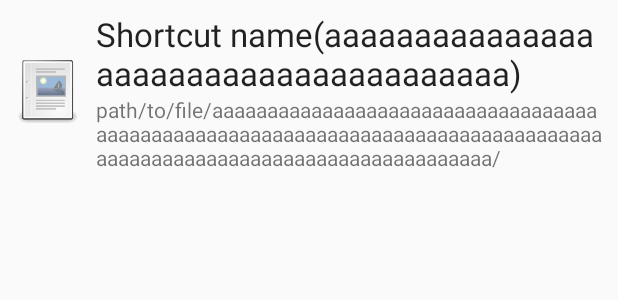
After one commit to 75py/FileShortcut, an Android app: the layout item_created_shortcut.xml on its own in the app's theme, with its tools: preview values and no code run, on a phone screen of 412 x 824 dp. The commit adds this screen. Shown: the top 300 px of the screen. Run offline under Robolectric (Android 15) with nearby library versions, the phone set to English and light mode, and no system bars.

Commit message:
Add a feature to edit created shortcuts (for Oreo) refs #1

```diff
--- a/app/src/main/AndroidManifest.xml
+++ b/app/src/main/AndroidManifest.xml
@@ -57,6 +57,10 @@
         </activity>
 
         <activity
+            android:name=".CreatedShortcutListActivity"
+            android:label="@string/action_edit" />
+
+        <activity
             android:name=".LicenseActivity"
             android:label="@string/open_source_license" />
     </application>
--- a/app/src/main/java/com/nagopy/android/fileshortcut/App.kt
+++ b/app/src/main/java/com/nagopy/android/fileshortcut/App.kt
@@ -20,6 +20,8 @@ import android.app.Application
 import android.content.Context
 import android.content.Intent
 import android.content.pm.PackageManager
+import android.content.pm.ShortcutManager
+import android.os.Build
 import android.widget.Toast
 import com.github.salomonbrys.kodein.Kodein
 import com.github.salomonbrys.kodein.KodeinAware
@@ -52,6 +54,9 @@ class App : Application(), KodeinAware {
             bind<ContentHelper>() with singleton { ContentHelper(this@App, this@App.contentResolver) }
             bind<ShortcutCreator>() with singleton { ShortcutCreator() }
             bind<PackageManager>() with singleton { this@App.packageManager }
+            if (Build.VERSION.SDK_INT >= Build.VERSION_CODES.O) {
+                bind<ShortcutManager>() with singleton { getSystemService(ShortcutManager::class.java) }
+            }
         }
     }
 }
--- /dev/null
+++ b/app/src/main/res/layout/item_created_shortcut.xml
@@ -0,0 +1,75 @@
+<?xml version="1.0" encoding="utf-8"?>
+<layout xmlns:android="http://schemas.android.com/apk/res/android"
+    xmlns:app="http://schemas.android.com/apk/res-auto"
+    xmlns:tools="http://schemas.android.com/tools">
+
+    <data>
+
+        <variable
+            name="id"
+            type="String" />
+
+        <variable
+            name="icon"
+            type="android.graphics.Bitmap" />
+
+        <variable
+            name="label"
+            type="String" />
+
+        <variable
+            name="path"
+            type="String" />
+
+        <variable
+            name="iconMaxWidth"
+            type="int" />
+
+        <variable
+            name="iconMaxHeight"
+            type="int" />
+    </data>
+
+    <RelativeLayout
+        android:layout_width="match_parent"
+        android:layout_height="wrap_content"
+        android:orientation="vertical"
+        android:padding="@dimen/margin_narrow">
+
+        <ImageView
+            android:id="@+id/iconView"
+            android:layout_width="wrap_content"
+            android:layout_height="wrap_content"
+            android:layout_alignParentStart="true"
+            android:layout_centerVertical="true"
+            android:layout_marginEnd="@dimen/margin_narrow"
+            android:contentDescription="@null"
+            android:scaleType="fitCenter"
+            app:imageBitmap="@{icon}"
+            app:minimumHeight="@{iconMaxHeight}"
+            app:minimumWidth="@{iconMaxWidth}"
+            tools:layout_height="@android:dimen/app_icon_size"
+            tools:layout_width="@android:dimen/app_icon_size"
+            tools:src="@mipmap/ic_launcher_document" />
+
+        <TextView
+            android:id="@+id/labelView"
+            android:layout_width="wrap_content"
+            android:layout_height="wrap_content"
+            android:layout_toEndOf="@+id/iconView"
+            android:text="@{label}"
+            android:textAppearance="@style/TextAppearance.AppCompat.Large"
+            tools:text="Shortcut name(aaaaaaaaaaaaaaaaaaaaaaaaaaaaaaaaaaaaaa)" />
+
+        <TextView
+            android:id="@+id/pathView"
+            android:layout_width="wrap_content"
+            android:layout_height="wrap_content"
+            android:layout_below="@+id/labelView"
+            android:layout_toEndOf="@+id/iconView"
+            android:text="@{path}"
+            android:textAppearance="@style/TextAppearance.AppCompat.Small"
+            tools:text="path/to/file/aaaaaaaaaaaaaaaaaaaaaaaaaaaaaaaaaaaaaaaaaaaaaaaaaaaaaaaaaaaaaaaaaaaaaaaaaaaaaaaaaaaaaaaaaaaaaaaaaaaaaaaaaaaaaaaaaaaaa/" />
+
+    </RelativeLayout>
+</layout>
--- a/app/src/main/res/menu/activity_create_shortcut.xml
+++ b/app/src/main/res/menu/activity_create_shortcut.xml
@@ -1,6 +1,12 @@
 <?xml version="1.0" encoding="utf-8"?>
 <menu xmlns:android="http://schemas.android.com/apk/res/android"
     xmlns:app="http://schemas.android.com/apk/res-auto">
+
+    <item
+        android:id="@+id/menu_history"
+        android:icon="@drawable/ic_action_history"
+        android:title="@string/action_edit"
+        app:showAsAction="withText|ifRoom" />
     <item
         android:id="@+id/menu_more"
         android:icon="@drawable/ic_action_more"
--- a/app/src/main/res/values/strings.xml
+++ b/app/src/main/res/values/strings.xml
@@ -34,7 +34,9 @@
     <string name="app_setting">App setting</string>
     <string name="close">Close</string>
     <string name="create_shortcut">Create shortcut</string>
+    <string name="edit_shortcut">Edit shortcut</string>
 
     <string name="open_source_license">Open source license</string>
     <string name="action_more">More</string>
+    <string name="action_edit">Edit created shortcuts</string>
 </resources>
```
Also changed, not shown: app/src/main/java/com/nagopy/android/fileshortcut/CreateShortcutActivity.kt (+33 -1 lines), app/src/main/java/com/nagopy/android/fileshortcut/CreatedShortcutListActivity.kt (added, +139 -0 lines), app/src/main/java/com/nagopy/android/fileshortcut/ShortcutCreator.kt (+33 -0 lines), app/src/main/res/layout/activity_create_shortcut.xml (+6 -3 lines), app/src/main/res/layout/activity_created_shortcut_list.xml (added, +33 -0 lines), app/src/main/res/drawable-hdpi/ic_action_history.png (added), app/src/main/res/drawable-mdpi/ic_action_history.png (added), app/src/main/res/drawable-xhdpi/ic_action_history.png (added), app/src/main/res/drawable-xxhdpi/ic_action_history.png (added), 1 other file.
